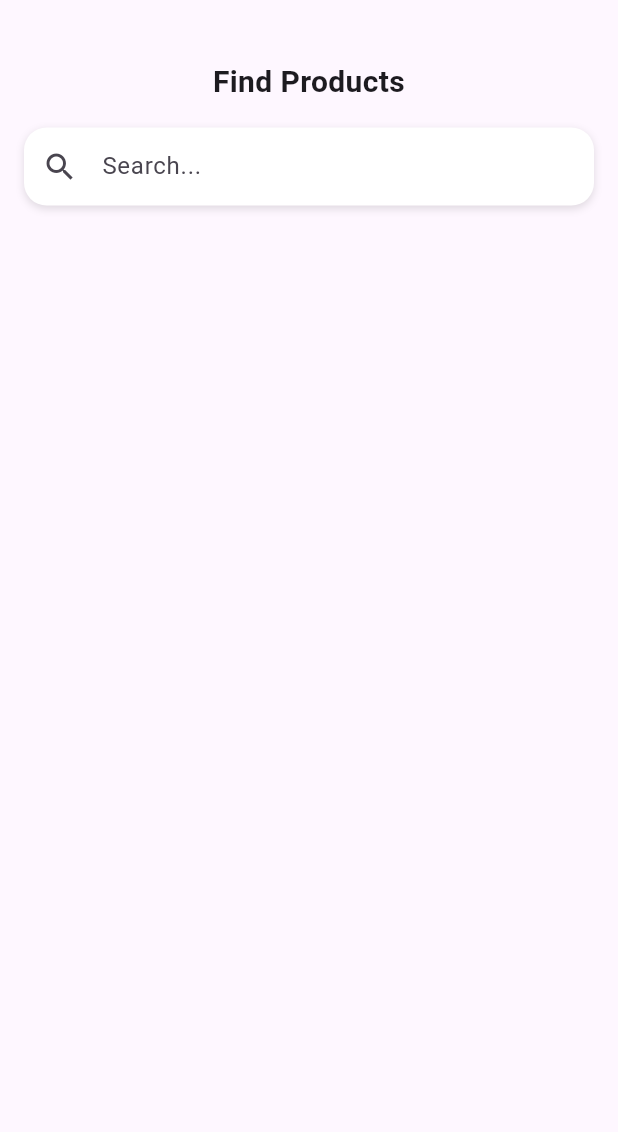
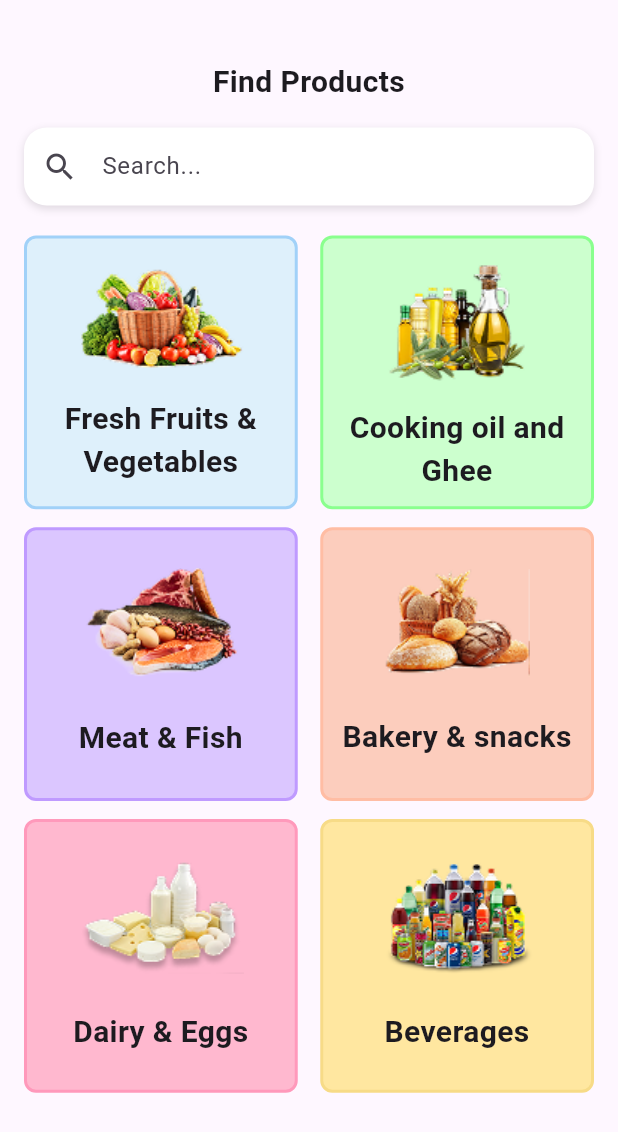
Before and after one commit to Syeda-Nabihaa/GroceryStore-flutter, a Flutter app: the Explore screen opened directly, on a phone screen of 412 x 824 dp. Shown: the top 1132 px of the screen. Run offline on Flutter 3.47's test engine with Material 3 defaults, Android fonts, the phone set to English and light mode, and no system bars; our stand-ins replace animated_text_kit.

Commit message:
`Updated BottomNavigation, Explore, Cart, and main.dart files with changes to navigation, UI, and functionality.`

```diff
--- a/lib/BottomNavigation.dart
+++ b/lib/BottomNavigation.dart
@@ -1,4 +1,5 @@
 import 'package:flutter/material.dart';
+import 'package:grocerystore/Cart.dart';
 import 'package:grocerystore/Explore.dart';
 import 'package:grocerystore/shop.dart';
 
@@ -15,7 +16,7 @@ class _BottomnavigationState extends State<Bottomnavigation> {
   final List<Widget> pages = [
     Shop(),
     Explore(),
-    Center(child: Text("Cart")),
+    Cart(),
     Center(child: Text("Favorites")),
     Center(child: Text("Account")),
   ];
--- a/lib/Explore.dart
+++ b/lib/Explore.dart
@@ -1,4 +1,18 @@
 import 'package:flutter/material.dart';
+
+class ExploreProducts {
+  final String image;
+  final String title;
+  final Color color;
+  final Color borderColor;
+
+  ExploreProducts({
+    required this.image,
+    required this.title,
+    required this.color,
+    required this.borderColor,
+  });
+}
 
 class Explore extends StatefulWidget {
   const Explore({super.key});
@@ -7,13 +21,54 @@ class Explore extends StatefulWidget {
   State<Explore> createState() => _ExploreState();
 }
 
+List<ExploreProducts> prod = [
+  ExploreProducts(
+    image: "assets/images/explore1.png",
+    title: "Fresh Fruits & Vegetables",
+    color: const Color.fromARGB(206, 215, 238, 250),
+    borderColor: const Color.fromARGB(255, 161, 209, 248),
+  ),
+  ExploreProducts(
+    image: "assets/images/explore2.png",
+    title: "Cooking oil and Ghee",
+    color: const Color.fromARGB(255, 204, 255, 206),
+    borderColor: const Color.fromARGB(255, 138, 255, 142)
+  ),
+  ExploreProducts(
+    image: "assets/images/explore3.png",
+    title: "Meat & Fish",
+    color: const Color.fromARGB(255, 219, 198, 255),
+    borderColor: const Color.fromARGB(255, 191, 154, 255),
+    ),
+  ExploreProducts(
+    image: "assets/images/explore4.png",
+    title: "Bakery & snacks",
+    color: const Color.fromARGB(255, 252, 205, 189),
+    borderColor: const Color.fromARGB(255, 255, 189, 164)
+  ),
+  ExploreProducts(
+    image: "assets/images/explore5.png",
+    title: "Dairy & Eggs",
+    borderColor: const Color.fromARGB(255, 255, 153, 187),
+    color: const Color.fromARGB(255, 255, 184, 207),
+    ),
+  ExploreProducts(
+    image: "assets/images/explore6.png",
+    title: "Beverages",
+    color: const Color.fromARGB(255, 255, 231, 160),
+    borderColor: const Color.fromARGB(255, 247, 219, 135)
+    ),
+];
+
 class _ExploreState extends State<Explore> {
   @override
   Widget build(BuildContext context) {
     return Scaffold(
       body: SingleChildScrollView(
         child: Padding(
-      padding: const EdgeInsets.symmetric(horizontal: 16.0), // ← consistent side padding
+          padding: const EdgeInsets.symmetric(
+            horizontal: 16.0,
+          ), // ← consistent side padding
           child: Column(
             crossAxisAlignment: CrossAxisAlignment.start,
             children: [
@@ -50,11 +105,54 @@ class _ExploreState extends State<Explore> {
                   ),
                 ),
               ),
+              SizedBox(height: 20),
+              GridView.builder(
+                shrinkWrap: true, // ← tell GridView to size itself
+                physics: const NeverScrollableScrollPhysics(),
+                gridDelegate: SliverGridDelegateWithFixedCrossAxisCount(
+                  crossAxisCount: 2,
+                  mainAxisSpacing: 12,
+                  crossAxisSpacing: 15,
+                  // childAspectRatio: 0.65,
+                ),
+                itemCount: prod.length,
+                itemBuilder: (context, index) {
+                  final products = prod[index];
+                  return Container(
+                    // height: 200,
+                    // width: 200,
+                    decoration: BoxDecoration(
+                      color: products.color,
+                      border: Border.all(
+                        color: products.borderColor,
+                        width: 2.0,
+                      ),
+                      borderRadius: BorderRadius.circular(
+                        8,
+                      ), // Optional: adds rounded corners
+                    ),
+                    child: Column(
+                      mainAxisAlignment: MainAxisAlignment.spaceEvenly,
+                      children: [
+                        Image.asset(products.image),
+
+                        Text(
+                          products.title,
+                          textAlign: TextAlign.center,
+                          style: TextStyle(
+                            fontSize: 20,
+                            fontWeight: FontWeight.bold,
+                          ),
+                        ),
+                      ],
+                    ),
+                  );
+                },
+              ),
             ],
           ),
         ),
       ),
     );
-
   }
 }
--- a/lib/main.dart
+++ b/lib/main.dart
@@ -1,7 +1,8 @@
 import 'package:flutter/material.dart';
 import 'package:grocerystore/BottomNavigation.dart';
+import 'package:grocerystore/Cart.dart';
 import 'package:grocerystore/Splash_Screen.dart';
-import 'package:grocerystore/shop.dart';
+// import 'package:grocerystore/shop.dart';
 
 void main() {
   runApp(const MyApp());
@@ -15,7 +16,7 @@ class MyApp extends StatelessWidget {
     return MaterialApp(
       debugShowCheckedModeBanner: false,
       title: 'Grocery Store',
-      home: SplashScreen(),
+      home: Cart(),
     );
   }
 }
```
Also changed, not shown: lib/Cart.dart (added, +96 -0 lines), lib/shop.dart (+3 -33 lines), assets/images/cart1.png (added), assets/images/cart2.png (added), assets/images/cart3.png (added), assets/images/cart4.png (added), assets/images/cart5.png (added), assets/images/explore1.png (added), assets/images/explore2.png (added), assets/images/explore3.png (added), assets/images/explore4.png (added), assets/images/explore5.png (added), assets/images/explore6.png (added). Lines whose indentation alone changed are shown as unchanged.
